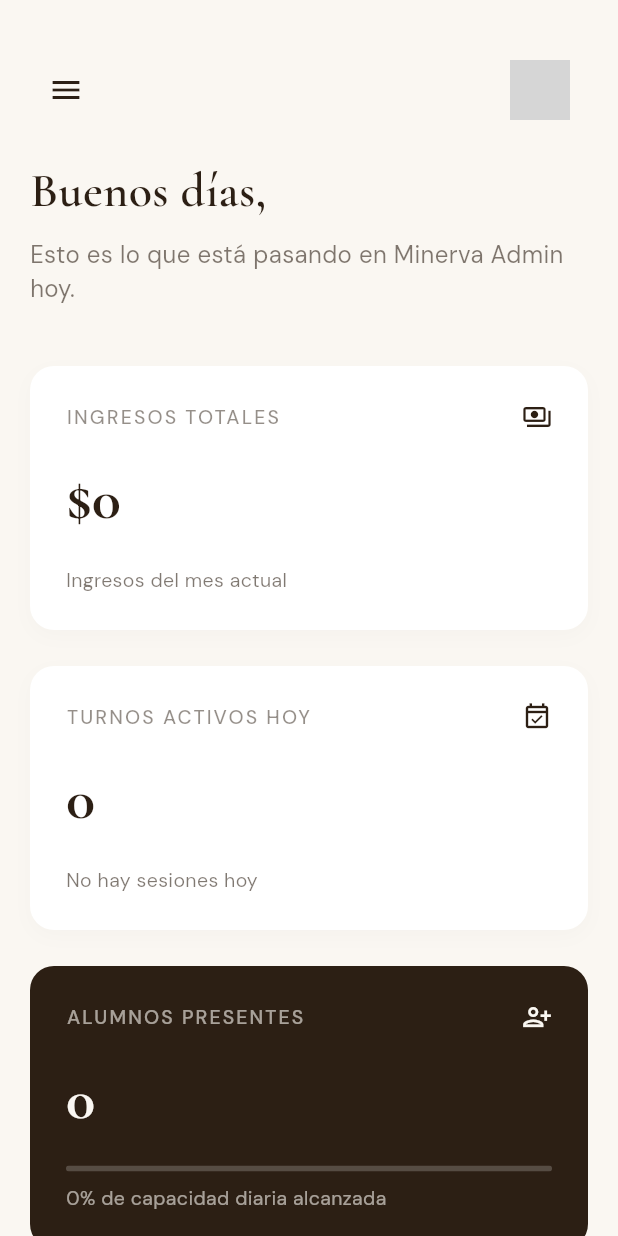
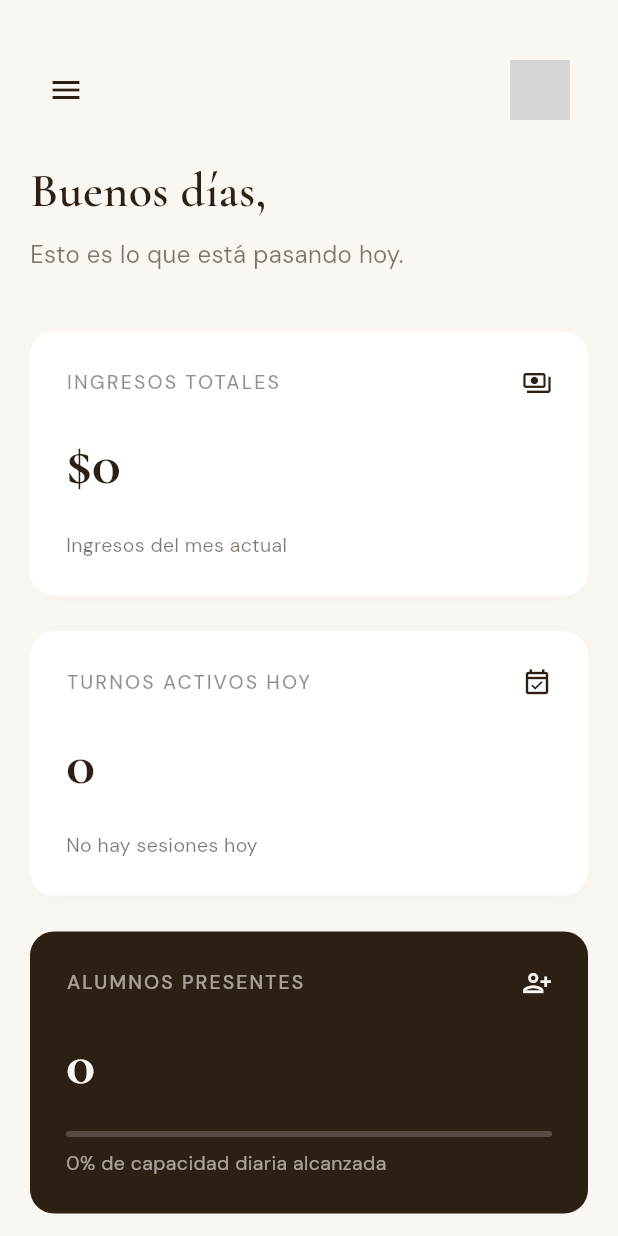
Before and after one commit to matifere/Kali-Studio-Admin, a Flutter app: the DashboardScreen screen opened directly, on a phone screen of 412 x 824 dp. Run offline on Flutter 3.47's test engine with Material 3 defaults, Android fonts, the phone set to English and light mode, and no system bars; our stand-ins replace csv, flutter_bloc, flutter_dotenv, google_fonts, supabase_flutter; missing offline and left inert: file_saver, window_manager; accounts and stored records are empty; network calls fail; grey boxes are pictures that could not be loaded.

Commit message:
cambio nombre en dashboard

```diff
--- a/lib/screens/dashboard_screen.dart
+++ b/lib/screens/dashboard_screen.dart
@@ -123,7 +123,7 @@ class _DashboardHomeState extends State<_DashboardHome> {
                 ),
                 const SizedBox(height: 8),
                 Text(
-                  'Esto es lo que está pasando en Minerva Admin hoy.',
+                  'Esto es lo que está pasando hoy.',
                   style: KaliText.body(
                     KaliColors.espresso.withValues(alpha: 0.6),
                     size: 16,
```
